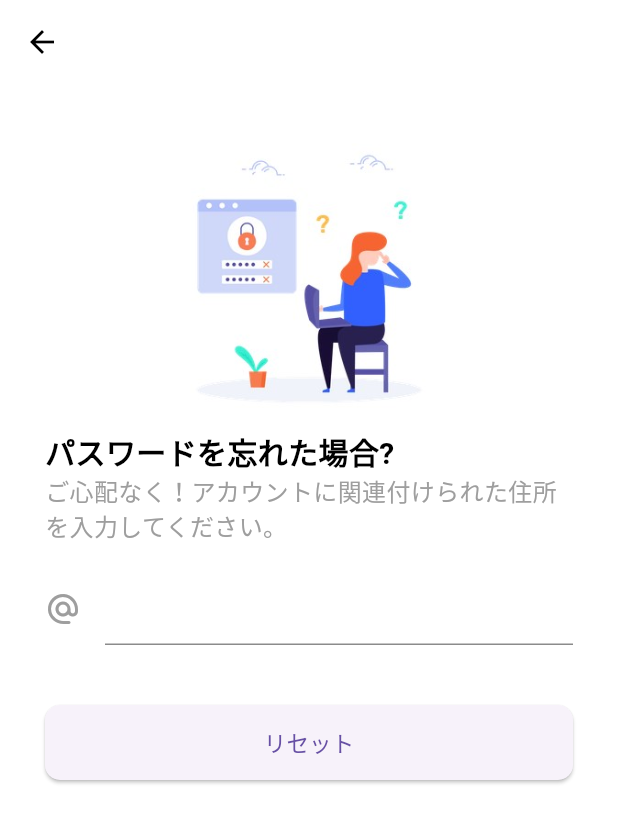
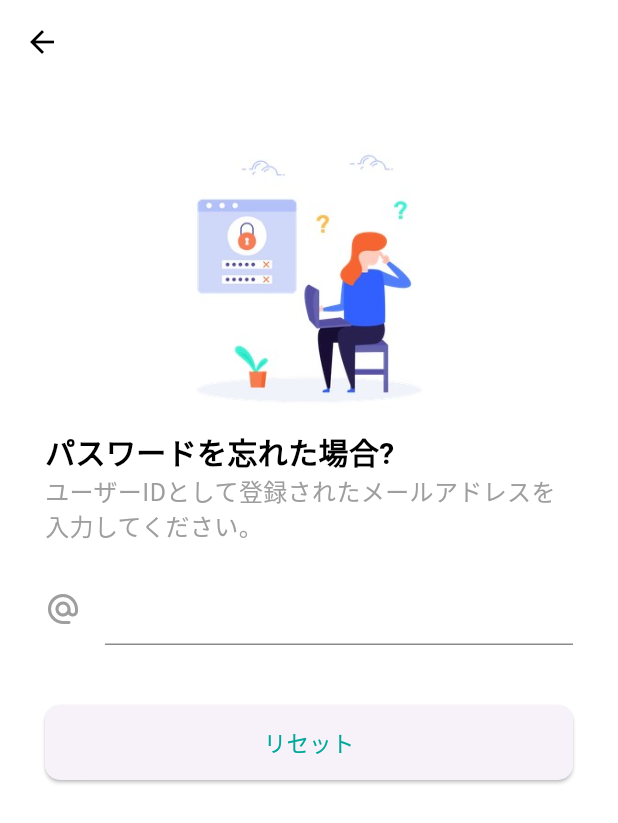
Before and after one commit to OYATSUTEAM/Pulse_Diagnosis, a Flutter app: the RESETpasswordPage screen opened directly, on a phone screen of 412 x 824 dp. Shown: the top 823 px of the screen. Run offline on Flutter 3.47's test engine with Material 3 defaults, Android fonts, the phone set to English and light mode, and no system bars; our stand-ins replace cloud_firestore, easy_localization, firebase_auth, firebase_core, flutter_otp_text_field, percent_indicator and 1 more; missing offline and left inert: mobile_scanner; accounts and stored records are empty; Roboto replaces fonts that are missing (Poppins).

Commit message:
capacity reduce

```diff
--- a/lib/Pages/QrCodes/QrCode_For_SignIn.dart
+++ b/lib/Pages/QrCodes/QrCode_For_SignIn.dart
@@ -3,7 +3,7 @@ import 'package:mobile_scanner/mobile_scanner.dart';
 import 'package:percent_indicator/circular_percent_indicator.dart';
 import 'package:pulse_diagnosis/Pages/Results/PulseResultPage.dart';
 import 'package:pulse_diagnosis/Services/getData.dart';
-import 'dart:async'; // Import Timer
+import 'dart:async';
 import 'package:pulse_diagnosis/globaldata.dart';
 import 'package:easy_localization/easy_localization.dart';
 
--- a/lib/Services/reset_password.dart
+++ b/lib/Services/reset_password.dart
@@ -53,7 +53,7 @@ class _RESETpassword extends State<RESETpasswordPage> {
               Container(
                 alignment: Alignment.centerLeft,
                 child: Text(
-                  "ご心配なく！アカウントに関連付けられた住所を入力してください。",
+                  "ユーザーIDとして登録されたメールアドレスを入力してください。",
                   style: const TextStyle(fontSize: 16, color: Colors.grey),
                 ),
               ),
@@ -71,9 +71,7 @@ class _RESETpassword extends State<RESETpasswordPage> {
                           color: Colors.grey)),
                 )),
               ),
-              SizedBox(
-                height: 40,
-              ),
+              SizedBox(height: 40),
               ElevatedButton(
                 onPressed: () {
                   resetPassword();
@@ -83,10 +81,11 @@ class _RESETpassword extends State<RESETpasswordPage> {
                     shape: RoundedRectangleBorder(
                         borderRadius: BorderRadius.circular(10))),
                 child: const Center(
-                    child: Text(
-                  "リセット",
-                  style: TextStyle(fontSize: 15),
-                )),
+                    child: Text("リセット",
+                        style: TextStyle(
+                          fontSize: 15,
+                          color: Color.fromARGB(255, 0, 168, 154),
+                        ))),
               ),
             ],
           ),
```
Also changed, not shown: lib/Pages/Results/User_Page.dart (+5 -6 lines), pubspec.yaml (+2 -6 lines), pubspec.lock, 3 other files.
